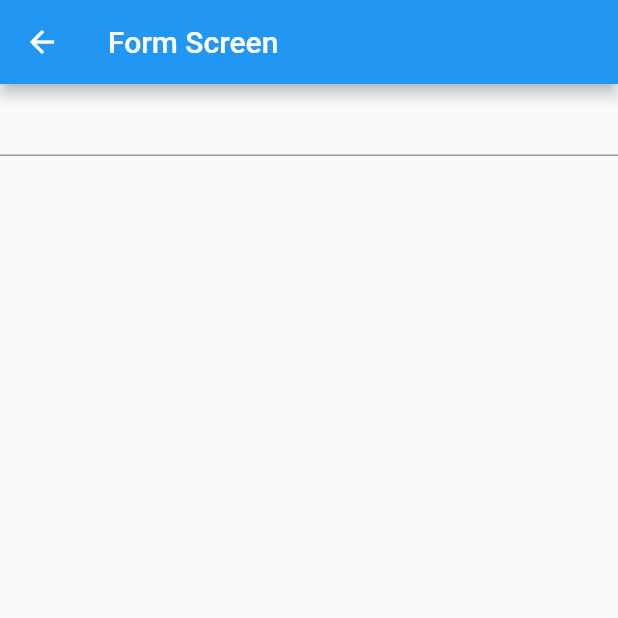
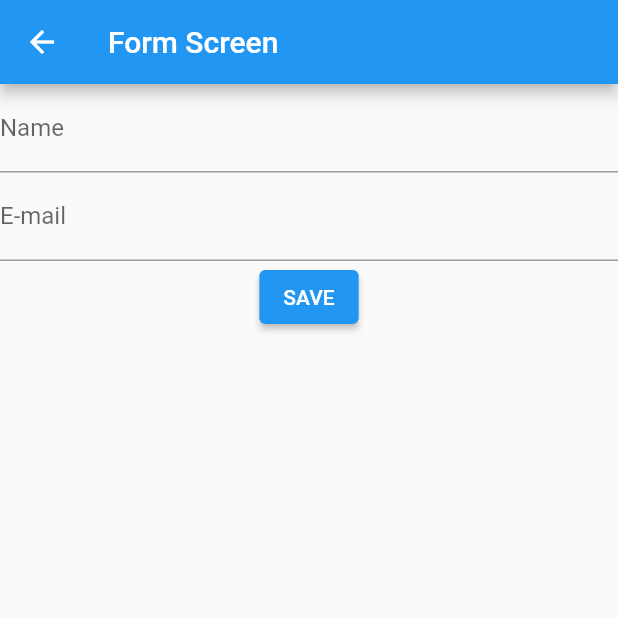
Before and after one commit to Mickuppom/flutter_application_1, a Flutter app: the FormScreen screen opened directly, on a phone screen of 412 x 824 dp, the top half of it. Run offline on Flutter 3.47's test engine with Material 2 defaults, Android fonts, the phone set to English and light mode, and no system bars.

Commit message:
Update form_screen.dart

```diff
--- a/lib/screen/form_screen.dart
+++ b/lib/screen/form_screen.dart
@@ -21,7 +21,20 @@ class _FormScreenState extends State<FormScreen> {
           child: Form(
             child: Column(
               children: [
-                TextFormField(),
+                TextFormField(
+                  decoration: InputDecoration(
+                    labelText: "Name",
+                  ),
+                ),
+                TextFormField(
+                  decoration: InputDecoration(
+                    labelText: "E-mail",
+                  ),
+                ),
+                ElevatedButton(
+                  onPressed: () {},
+                  child: Text("SAVE"),
+                ),
               ],
             ),
           ),
```
